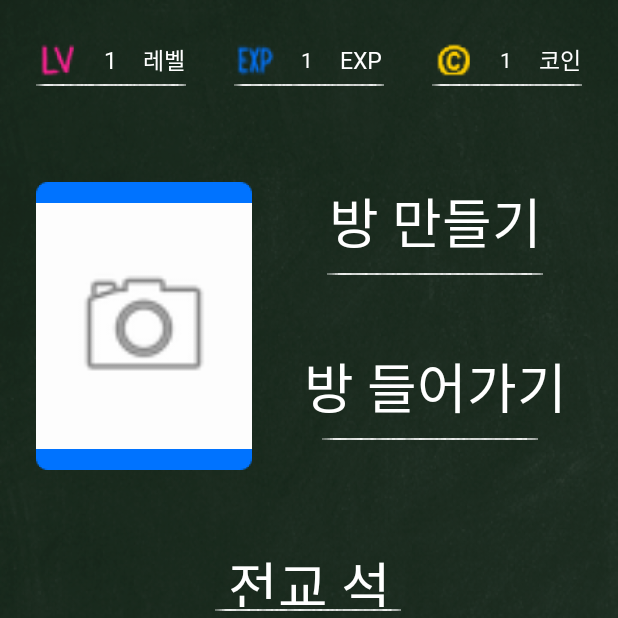
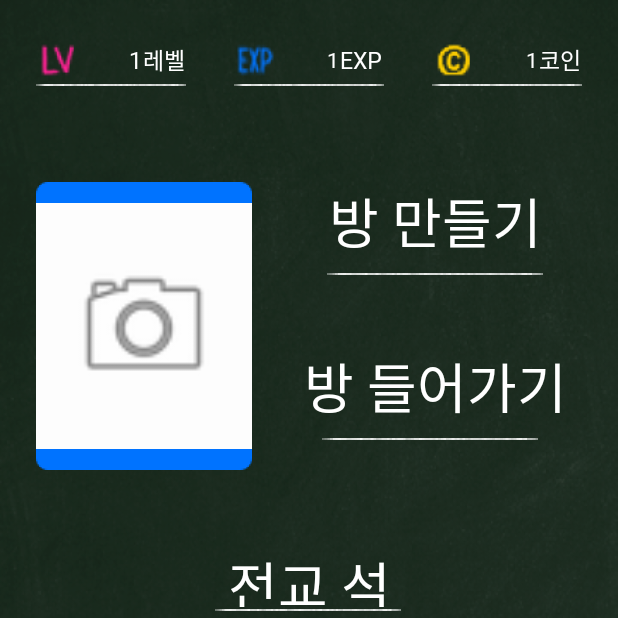
Before and after one commit to notmyfault02/Android, an Android app: the MainActivity screen opened directly, with no data from a screen before it, on a phone screen of 412 x 824 dp, the top half of it. Run offline under Robolectric (Android 15) with nearby library versions, the phone set to English and light mode, and no system bars.

Commit message:
Update gravity

```diff
--- a/app/src/main/res/layout/activity_main.xml
+++ b/app/src/main/res/layout/activity_main.xml
@@ -31,10 +31,10 @@
             android:layout_height="match_parent"
             android:layout_weight="1.5"
             android:fontFamily="@font/hyeuma"
-            android:gravity="center"
+            android:gravity="right|center_vertical"
             android:text="1"
-            android:textSize="15dp"
-            android:textColor="#FFFFFF" />
+            android:textColor="#FFFFFF"
+            android:textSize="15dp" />
         <TextView
             android:layout_width="0dp"
             android:layout_height="match_parent"
@@ -83,7 +83,7 @@
             android:layout_height="match_parent"
             android:layout_weight="1.5"
             android:fontFamily="@font/hyeuma"
-            android:gravity="center"
+            android:gravity="right|center_vertical"
             android:text="1"
             android:textColor="#FFFFFF" />
 
@@ -122,7 +122,7 @@
             android:layout_height="match_parent"
             android:layout_weight="1.5"
             android:fontFamily="@font/hyeuma"
-            android:gravity="center"
+            android:gravity="right|center_vertical"
             android:text="1"
             android:textColor="#FFFFFF" />
         <TextView
```
Also changed, not shown: app/src/main/res/layout/activity_room_list.xml (+4 -4 lines).
